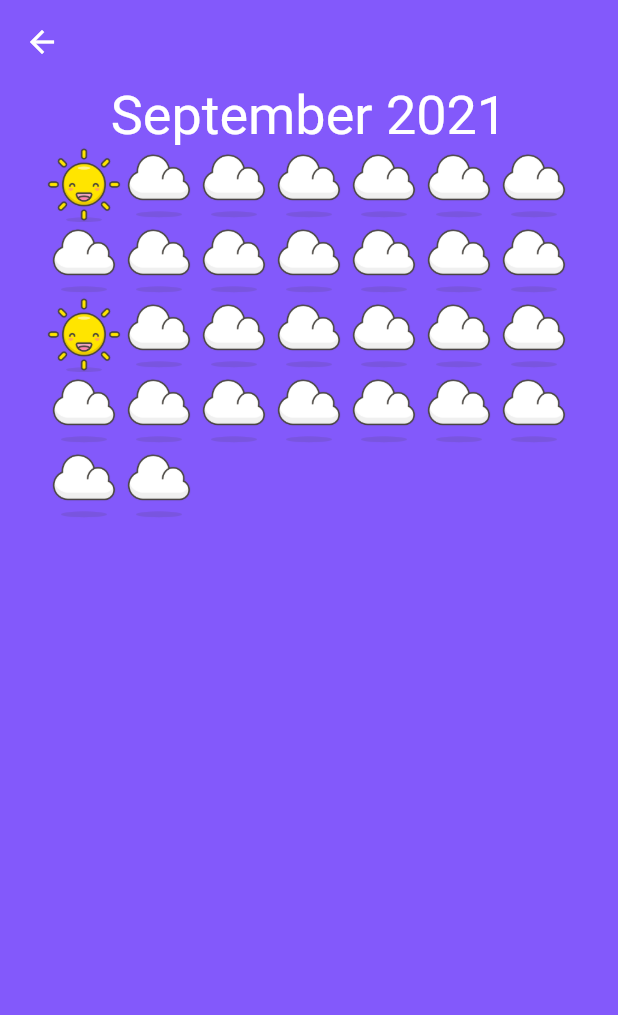
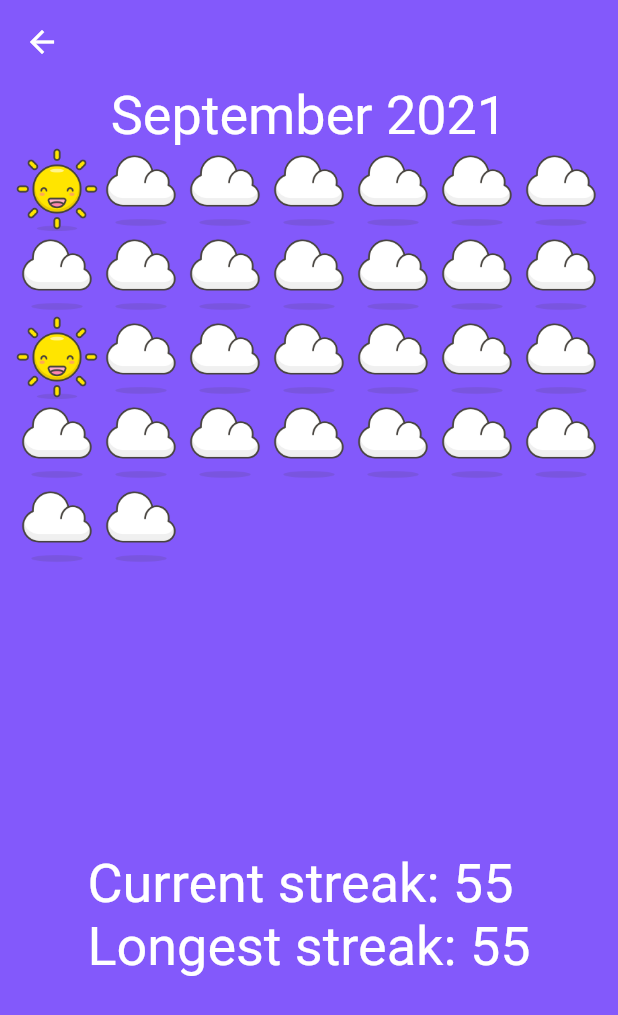
Before and after one commit to jac-snall/habit_tracker, a Flutter app: the CalenderView screen opened by its route, on a phone screen of 412 x 824 dp. Shown: the top 1015 px of the screen. Run offline on Flutter 3.47's test engine with Material 2 defaults, Android fonts, the phone set to English and light mode, and no system bars; our stand-ins replace animated_text_kit.

Commit message:
Added streak text

```diff
--- a/lib/Views/calender_view.dart
+++ b/lib/Views/calender_view.dart
@@ -9,9 +9,24 @@ class CalenderView extends StatelessWidget {
       appBar: AppBar(
           //title: const Text('history'),
           ),
-      body: PageView.builder(
-        reverse: true,
-        itemBuilder: _buildCalenderPage,
+      body: SafeArea(
+        child: Padding(
+          padding: const EdgeInsets.only(left: 10, right: 10),
+          child: Column(
+            children: [
+              Flexible(
+                flex: 2,
+                child: PageView.builder(
+                  reverse: true,
+                  itemBuilder: _buildCalenderPage,
+                ),
+              ),
+              const Flexible(
+                child: Text('Current streak: 55\nLongest streak: 55'),
+              ),
+            ],
+          ),
+        ),
       ),
     );
   }
@@ -80,14 +95,11 @@ class CalenderView extends StatelessWidget {
     var _imageSun = const AssetImage('assets/images/sun.png');
     _widgetList[0] = Image(image: _imageSun);
     _widgetList[14] = Image(image: _imageSun);
-    //_widgetList[27] = Image(image: _imageSun);
 
     return Column(
       children: [
         Text(_months[currentMonth - 1] + ' ' + currentYear.toString()),
-        SizedBox(
-          height: 400,
-          width: 350,
+        Flexible(
           child: GridView.count(
             crossAxisCount: 7,
             children: _widgetList,
```
